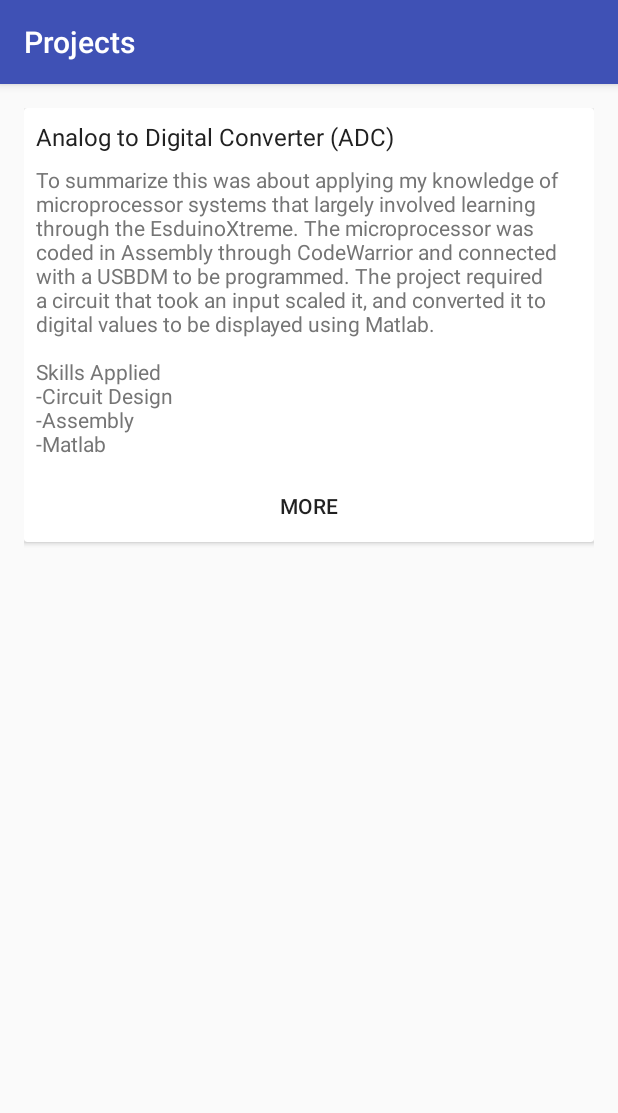
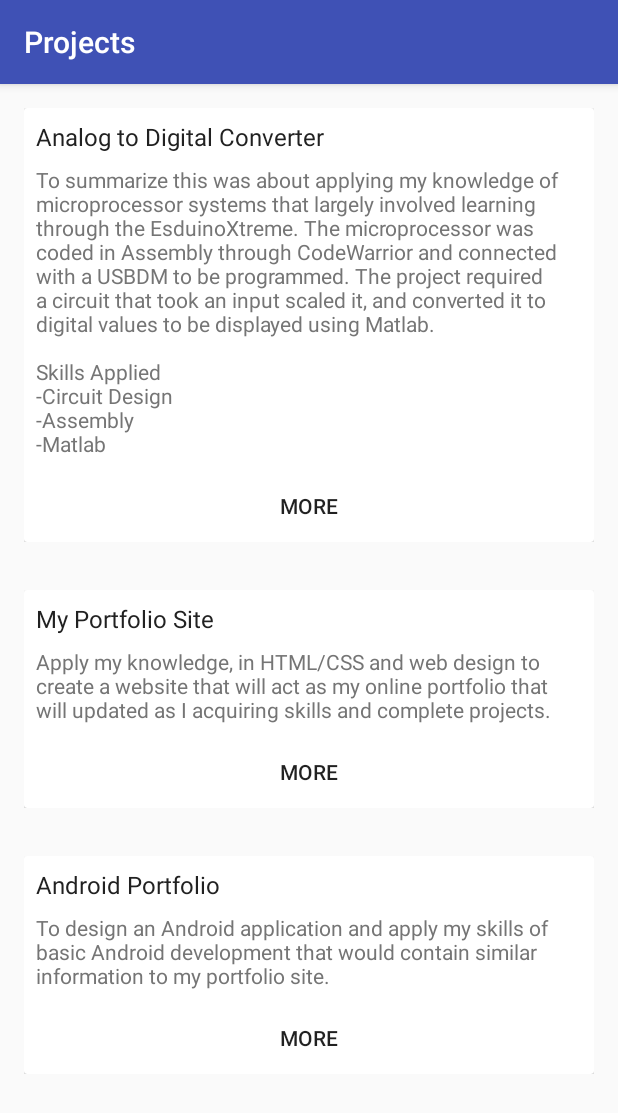
Before and after one commit to GAT-X303/AndroidPortfolio, an Android app: the ProjectsActivity screen opened directly, with no data from a screen before it, on a phone screen of 412 x 824 dp. Shown: the top 1113 px of the screen. Run offline under Robolectric (Android 15) with nearby library versions, the phone set to English and light mode, and no system bars.

Commit message:
Version 1.0
-Fixed minor issue with Projects and added more projects
-More minor visuals to come

```diff
--- a/AndroidPortfolio/app/src/main/java/io/github/gat_x303/androidportfolio/ProjectsActivity.java
+++ b/AndroidPortfolio/app/src/main/java/io/github/gat_x303/androidportfolio/ProjectsActivity.java
@@ -18,12 +18,22 @@ public class ProjectsActivity extends AppCompatActivity {
         super.onCreate(savedInstanceState);
         setContentView(R.layout.activity_recycler);
 
-        String title1 = "Analog to Digital Converter (ADC)";
+        String title1 = "Analog to Digital Converter";
         String info1 = "To summarize this was about applying my knowledge of microprocessor systems that largely involved learning through the EsduinoXtreme. The microprocessor was coded in Assembly through CodeWarrior and connected with a USBDM to be programmed. The project required a circuit that took an input scaled it, and converted it to digital values to be displayed using Matlab.\n\nSkills Applied\n-Circuit Design\n-Assembly\n-Matlab";
         String address1 = "https://gat-x303.github.io/project1.html";
 
+        String title2 = "My Portfolio Site";
+        String info2 = "Apply my knowledge, in HTML/CSS and web design to create a website that will act as my online portfolio that will updated as I acquiring skills and complete projects.";
+        String address2 = "https://gat-x303.github.io/project2.html";
+
+        String title3 = "Android Portfolio";
+        String info3 = "To design an Android application and apply my skills of basic Android development that would contain similar information to my portfolio site.";
+        String address3 = "https://gat-x303.github.io/project3.html";
+
         ArrayList<Item> projectsList = new ArrayList<>();
         projectsList.add(new Item(title1, info1, address1));
+        projectsList.add(new Item(title2, info2, address2));
+        projectsList.add(new Item(title3, info3, address3));
 
         //creates RecyclerView along with a LinearLayoutManager, using the 2 allows use to recycle CardViews much like ArrayAdapter
         RecyclerView recList = (RecyclerView) findViewById(R.id.recyclerView);
--- a/AndroidPortfolio/app/src/main/res/layout/activity_projects.xml
+++ b/AndroidPortfolio/app/src/main/res/layout/activity_projects.xml
@@ -1,7 +1,7 @@
 <?xml version="1.0" encoding="utf-8"?>
 <LinearLayout xmlns:android="http://schemas.android.com/apk/res/android"
     android:layout_width="match_parent"
-    android:layout_height="match_parent"
+    android:layout_height="wrap_content"
     android:orientation="vertical"
     android:padding="16dp">
 
@@ -12,7 +12,7 @@
 
         <LinearLayout
             android:layout_width="match_parent"
-            android:layout_height="match_parent"
+            android:layout_height="wrap_content"
             android:orientation="vertical">
 
             <TextView
--- a/AndroidPortfolio/app/src/main/res/layout/activity_recycler.xml
+++ b/AndroidPortfolio/app/src/main/res/layout/activity_recycler.xml
@@ -1,8 +1,8 @@
 <?xml version="1.0" encoding="utf-8"?>
 <android.support.v7.widget.RecyclerView xmlns:android="http://schemas.android.com/apk/res/android"
     android:id="@+id/recyclerView"
-    android:layout_width="match_parent"
-    android:layout_height="match_parent"
+    android:layout_width="wrap_content"
+    android:layout_height="wrap_content"
     android:orientation="vertical">
 
 </android.support.v7.widget.RecyclerView>
```
